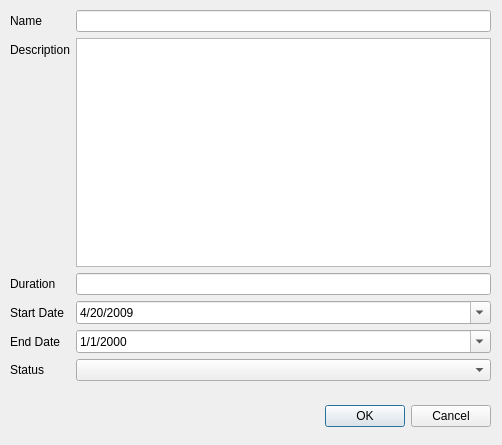
Qt form taskdialog.ui (crossleyjuan/djon) before a commit.
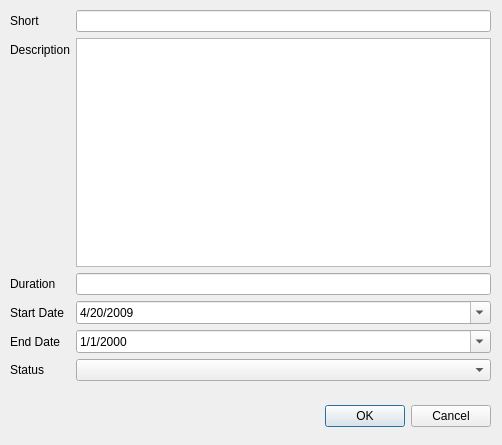
The same form after that commit.

```diff
--- a/taskdialog.ui
+++ b/taskdialog.ui
@@ -42,7 +42,7 @@
     <item row="0" column="0">
      <widget class="QLabel" name="label">
       <property name="text">
-       <string>Name</string>
+       <string>Short</string>
       </property>
      </widget>
     </item>
```
Left out of the diff: 2 changed lines with no effect on the pictures.
